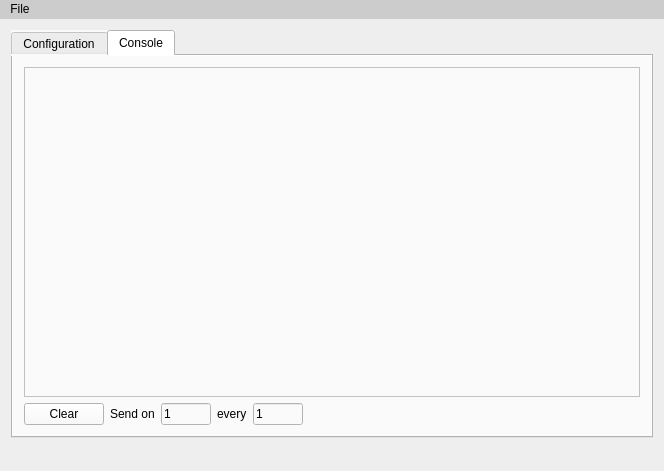
Before: the Qt Designer form artnetconsole.ui in Gregwar/ArtNet-Console, drawn with Qt 5.
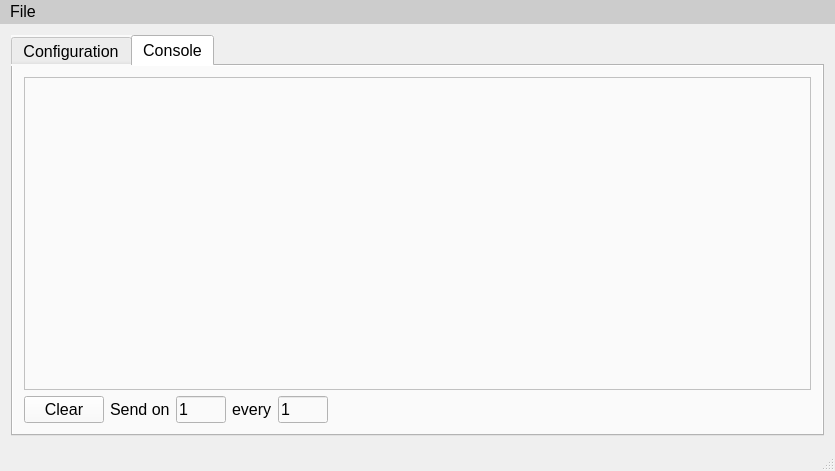
After: the same form once the commit is applied. The open tabs and pages were chosen to show the change. Icons and pictures are not drawn.

```diff
--- a/artnetconsole.ui
+++ b/artnetconsole.ui
@@ -6,7 +6,7 @@
    <rect>
     <x>0</x>
     <y>0</y>
-    <width>664</width>
+    <width>835</width>
     <height>471</height>
    </rect>
   </property>
@@ -14,12 +14,18 @@
    <string>ArtnetConsole</string>
   </property>
   <property name="styleSheet">
-   <string notr="true">background-color: #eee;</string>
+   <string notr="true">font-size:16px;</string>
   </property>
   <widget class="QWidget" name="centralWidget">
+   <property name="styleSheet">
+    <string notr="true"/>
+   </property>
    <layout class="QVBoxLayout" name="verticalLayout">
     <item>
      <widget class="QTabWidget" name="tabWidget">
+      <property name="autoFillBackground">
+       <bool>false</bool>
+      </property>
       <property name="styleSheet">
        <string notr="true">background-color: #fafafa</string>
       </property>
@@ -144,8 +150,8 @@
             <rect>
              <x>0</x>
              <y>0</y>
-             <width>622</width>
-             <height>322</height>
+             <width>793</width>
+             <height>314</height>
             </rect>
            </property>
            <layout class="QVBoxLayout" name="verticalLayout_3">
@@ -231,8 +237,8 @@
     <rect>
      <x>0</x>
      <y>0</y>
-     <width>664</width>
-     <height>23</height>
+     <width>835</width>
+     <height>26</height>
     </rect>
    </property>
    <property name="styleSheet">
```
Left out of the diff: 15 changed lines with no effect on the pictures.
